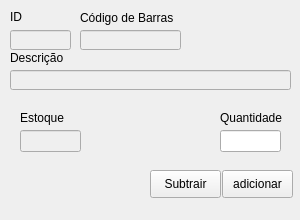
The window that forms/frm_estoque.ui (luissantananet/sislog) describes before a commit, drawn with Qt 5.
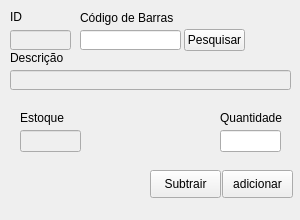
The same window after the commit.

The edit to the form file:
```diff
--- a/forms/frm_estoque.ui
+++ b/forms/frm_estoque.ui
@@ -75,7 +75,7 @@
    </widget>
    <widget class="QLineEdit" name="line_ean">
     <property name="enabled">
-     <bool>false</bool>
+     <bool>true</bool>
     </property>
     <property name="geometry">
      <rect>
@@ -206,6 +206,19 @@
      <string>Subtrair</string>
     </property>
    </widget>
+   <widget class="QPushButton" name="btn_pesquisar">
+    <property name="geometry">
+     <rect>
+      <x>184</x>
+      <y>29</y>
+      <width>61</width>
+      <height>22</height>
+     </rect>
+    </property>
+    <property name="text">
+     <string>Pesquisar</string>
+    </property>
+   </widget>
   </widget>
   <widget class="QMenuBar" name="menubar">
    <property name="geometry">
@@ -213,7 +226,7 @@
      <x>0</x>
      <y>0</y>
      <width>300</width>
-     <height>26</height>
+     <height>21</height>
     </rect>
    </property>
   </widget>
```
